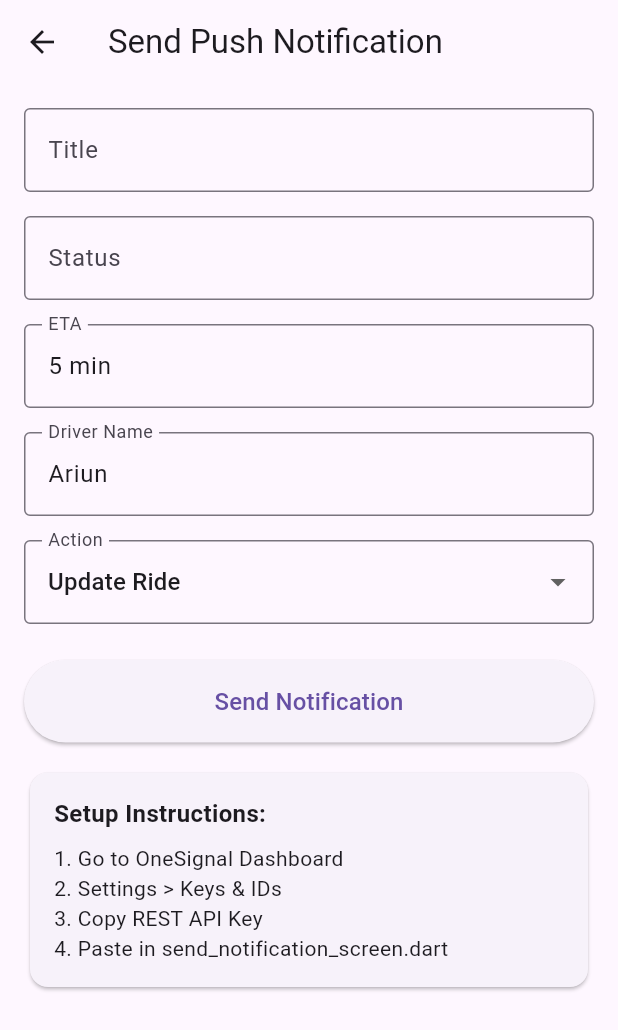
After one commit to softwareengineer111/lambda-test-notification-activity, a Flutter app: the screen it shows after launch, after a tap on "Send Push Notification", on a phone screen of 412 x 824 dp. The commit adds this screen. Shown: the top 1030 px of the screen. Run offline on Flutter 3.47's test engine with Material 3 defaults, Android fonts, the phone set to English and light mode, and no system bars; our stand-ins replace firebase_core, firebase_messaging, permission_handler; missing offline and left inert: live_activities, onesignal_flutter; accounts and stored records are empty; network calls fail.

Commit message:
[Fix] New onesignal

```diff
--- a/lib/main.dart
+++ b/lib/main.dart
@@ -6,6 +6,7 @@ import 'package:firebase_core/firebase_core.dart';
 import 'package:firebase_messaging/firebase_messaging.dart';
 import 'package:live_activities/live_activities.dart';
 import 'package:onesignal_flutter/onesignal_flutter.dart';
+import 'screens/send_notification_screen.dart';
 
 Future<void> _firebaseMessagingBackgroundHandler(RemoteMessage message) async {
   await Firebase.initializeApp();
@@ -122,37 +123,46 @@ class _MyAppState extends State<MyApp> {
     // Log initial state via v5 properties
     debugPrint('OneSignal initial subscribed: ${OneSignal.User.pushSubscription.optedIn}, playerId: ${OneSignal.User.pushSubscription.id}');
     OneSignal.Notifications.addForegroundWillDisplayListener((event) {
-      // Always show notification in foreground
+      debugPrint('🔔 Foreground notification received: ${event.notification.title}');
+      // Prevent default OneSignal notification
       event.preventDefault();
-      // Instead of default notification, show native custom card
+
+      // Show custom notification instead
       final data = event.notification.additionalData ?? {};
       final title = event.notification.title ?? (data['title'] ?? 'Ride');
       final status = data['status'] ?? event.notification.body ?? 'Driver arriving...';
       final eta = data['eta'] ?? '5 min';
+
+      debugPrint('📱 Showing custom notification: $title - $status');
       platform.invokeMethod('showCustomNotification', {
         'title': title,
         'status': status,
         'eta': eta,
+      }).then((result) {
+        debugPrint('✅ Custom notification shown: $result');
+      }).catchError((error) {
+        debugPrint('❌ Failed to show custom notification: $error');
       });
-      // Optionally handle payload for native service updates
-      final payload = event.notification.additionalData ?? {};
-      final action = payload['action'];
+
+      // Handle action
+      final action = data['action'];
       if (action == 'start') {
-        _startService(payload['driver'] ?? 'Unknown');
+        _startService(data['driver'] ?? 'Unknown');
       } else if (action == 'update') {
-        _updateService(payload['status'] ?? 'Updating...', payload['eta'] ?? '...');
+        _updateService(data['status'] ?? status, data['eta'] ?? eta);
       } else if (action == 'stop') {
         _stopService();
       }
     });
     OneSignal.Notifications.addClickListener((event) {
+      debugPrint('👆 Notification clicked: ${event.notification.title}');
       final data = event.notification.additionalData ?? {};
-      final action = data['action'];
 
-      // Show custom notification when user taps (works for background notifications)
+      // Show custom notification when clicked from background
       final title = event.notification.title ?? (data['title'] ?? 'Ride');
       final status = data['status'] ?? event.notification.body ?? 'Driver arriving...';
       final eta = data['eta'] ?? '5 min';
+
       platform.invokeMethod('showCustomNotification', {
         'title': title,
         'status': status,
@@ -160,6 +170,7 @@ class _MyAppState extends State<MyApp> {
       });
 
       // Handle action
+      final action = data['action'];
       if (action == 'start') {
         _startService(data['driver'] ?? 'Unknown');
       } else if (action == 'update') {
@@ -350,6 +361,25 @@ class _MyAppState extends State<MyApp> {
                 onPressed: _endLiveActivity,
                 child: const Text('End Live Activity'),
               ),
+              const Divider(height: 32),
+              const Text('Push Notifications', style: TextStyle(fontSize: 16, fontWeight: FontWeight.bold)),
+              const SizedBox(height: 8),
+              Builder(
+                builder: (context) => ElevatedButton.icon(
+                  onPressed: () {
+                    Navigator.push(
+                      context,
+                      MaterialPageRoute(builder: (context) => const SendNotificationScreen()),
+                    );
+                  },
+                  icon: const Icon(Icons.send),
+                  label: const Text('Send Push Notification'),
+                  style: ElevatedButton.styleFrom(
+                    backgroundColor: Colors.orange,
+                    foregroundColor: Colors.white,
+                  ),
+                ),
+              ),
             ],
           ),
         ),
--- /dev/null
+++ b/lib/screens/send_notification_screen.dart
@@ -0,0 +1,189 @@
+import 'package:flutter/material.dart';
+import 'package:http/http.dart' as http;
+import 'dart:convert';
+
+class SendNotificationScreen extends StatefulWidget {
+  const SendNotificationScreen({Key? key}) : super(key: key);
+
+  @override
+  State<SendNotificationScreen> createState() => _SendNotificationScreenState();
+}
+
+class _SendNotificationScreenState extends State<SendNotificationScreen> {
+  final _titleController = TextEditingController();
+  final _statusController = TextEditingController();
+  final _etaController = TextEditingController(text: '5 min');
+  final _driverController = TextEditingController(text: 'Ariun');
+  String _selectedAction = 'update';
+  bool _sending = false;
+
+  // Replace with your OneSignal REST API Key from Settings > Keys & IDs
+  final String _oneSignalApiKey = 'be13a59a-95c4-43c5-b104-43d3b3f1921d';
+  final String _oneSignalAppId = 'be13a59a-95c4-43c5-b104-43d3b3f1921d';
+
+  @override
+  void dispose() {
+    _titleController.dispose();
+    _statusController.dispose();
+    _etaController.dispose();
+    _driverController.dispose();
+    super.dispose();
+  }
+
+  Future<void> _sendNotification() async {
+    if (_oneSignalApiKey == 'YOUR_ONESIGNAL_REST_API_KEY') {
+      _showError('Please set your OneSignal REST API Key in the code');
+      return;
+    }
+
+    setState(() => _sending = true);
+
+    try {
+      final title = _titleController.text.isEmpty ? 'Ride Update' : _titleController.text;
+      final status = _statusController.text.isEmpty ? 'Driver arriving...' : _statusController.text;
+      final eta = _etaController.text.isEmpty ? '5 min' : _etaController.text;
+      final driver = _driverController.text.isEmpty ? 'Driver' : _driverController.text;
+
+      // Build OneSignal notification payload
+      final payload = {
+        'app_id': _oneSignalAppId,
+        'included_segments': ['All'], // Send to all subscribed users
+        'headings': {'en': title},
+        'contents': {'en': status},
+        'data': {
+          'action': _selectedAction,
+          'status': status,
+          'eta': eta,
+          'driver': driver,
+          'title': title,
+        },
+      };
+
+      final response = await http.post(
+        Uri.parse('https://onesignal.com/api/v1/notifications'),
+        headers: {
+          'Content-Type': 'application/json',
+          'Authorization': 'Basic $_oneSignalApiKey',
+        },
+        body: jsonEncode(payload),
+      );
+
+      if (response.statusCode == 200) {
+        final result = jsonDecode(response.body);
+        _showSuccess('Notification sent! Recipients: ${result['recipients']}');
+      } else {
+        _showError('Failed: ${response.statusCode} - ${response.body}');
+      }
+    } catch (e) {
+      _showError('Error: $e');
+    } finally {
+      setState(() => _sending = false);
+    }
+  }
+
+  void _showSuccess(String message) {
+    ScaffoldMessenger.of(context).showSnackBar(
+      SnackBar(content: Text(message), backgroundColor: Colors.green),
+    );
+  }
+
+  void _showError(String message) {
+    ScaffoldMessenger.of(context).showSnackBar(
+      SnackBar(content: Text(message), backgroundColor: Colors.red),
+    );
+  }
+
+  @override
+  Widget build(BuildContext context) {
+    return Scaffold(
+      appBar: AppBar(title: const Text('Send Push Notification')),
+      body: SingleChildScrollView(
+        padding: const EdgeInsets.all(16),
+        child: Column(
+          crossAxisAlignment: CrossAxisAlignment.stretch,
+          children: [
+            TextField(
+              controller: _titleController,
+              decoration: const InputDecoration(
+                labelText: 'Title',
+                hintText: 'Ride Update',
+                border: OutlineInputBorder(),
+              ),
+            ),
+            const SizedBox(height: 16),
+            TextField(
+              controller: _statusController,
+              decoration: const InputDecoration(
+                labelText: 'Status',
+                hintText: 'Driver arriving...',
+                border: OutlineInputBorder(),
+              ),
+            ),
+            const SizedBox(height: 16),
+            TextField(
+              controller: _etaController,
+              decoration: const InputDecoration(
+                labelText: 'ETA',
+                hintText: '5 min',
+                border: OutlineInputBorder(),
+              ),
+            ),
+            const SizedBox(height: 16),
+            TextField(
+              controller: _driverController,
+              decoration: const InputDecoration(
+                labelText: 'Driver Name',
+                hintText: 'Ariun',
+                border: OutlineInputBorder(),
+              ),
+            ),
+            const SizedBox(height: 16),
+            DropdownButtonFormField<String>(
+              value: _selectedAction,
+              decoration: const InputDecoration(
+                labelText: 'Action',
+                border: OutlineInputBorder(),
+              ),
+              items: const [
+                DropdownMenuItem(value: 'start', child: Text('Start Ride')),
+                DropdownMenuItem(value: 'update', child: Text('Update Ride')),
+                DropdownMenuItem(value: 'stop', child: Text('Stop Ride')),
+              ],
+              onChanged: (value) {
+                setState(() => _selectedAction = value ?? 'update');
+              },
+            ),
+            const SizedBox(height: 24),
+            ElevatedButton(
+              onPressed: _sending ? null : _sendNotification,
+              style: ElevatedButton.styleFrom(
+                padding: const EdgeInsets.all(16),
+              ),
+              child: _sending ? const CircularProgressIndicator() : const Text('Send Notification', style: TextStyle(fontSize: 16)),
+            ),
+            const SizedBox(height: 16),
+            const Card(
+              child: Padding(
+                padding: EdgeInsets.all(16),
+                child: Column(
+                  crossAxisAlignment: CrossAxisAlignment.start,
+                  children: [
+                    Text(
+                      'Setup Instructions:',
+                      style: TextStyle(fontWeight: FontWeight.bold, fontSize: 16),
+                    ),
+                    SizedBox(height: 8),
+                    Text('1. Go to OneSignal Dashboard'),
+                    Text('2. Settings > Keys & IDs'),
+                    Text('3. Copy REST API Key'),
+                    Text('4. Paste in send_notification_screen.dart'),
+                  ],
+                ),
+              ),
+            ),
+          ],
+        ),
+      ),
+    );
+  }
+}
--- a/pubspec.yaml
+++ b/pubspec.yaml
@@ -39,6 +39,7 @@ dependencies:
   firebase_messaging: ^15.0.0
   live_activities: ^2.4.2
   onesignal_flutter: ^5.1.3
+  http: ^1.2.0
 
 dev_dependencies:
   flutter_test:
```
Also changed, not shown: pubspec.lock, 4 other files.
